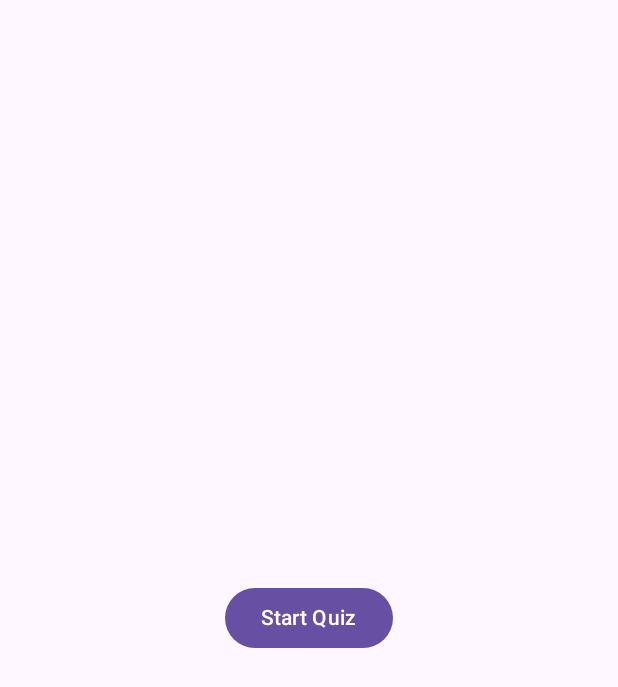
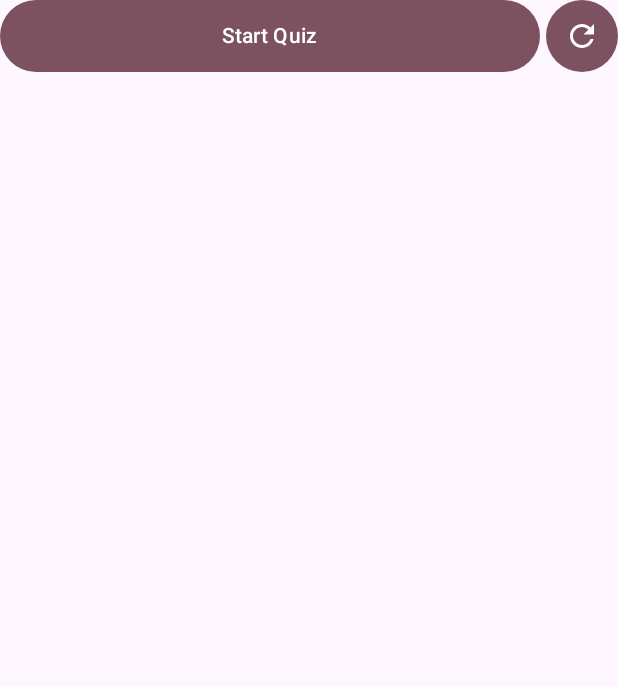
Before and after one commit to iYzee23/pmu-project, an Android app built with Jetpack Compose: the composable QuizComponent called with empty values, on a phone screen of 412 x 824 dp. Shown: the top 687 px of the screen. Run offline under Robolectric (Android 15) with nearby library versions, the phone set to English and light mode, and no system bars; our stand-ins replace livedata-compose; 3 statements that could not run were skipped.

Commit message:
Finished all the fixups.

```diff
--- a/app/src/main/java/com/example/rad/quiz/QuizComponent.kt
+++ b/app/src/main/java/com/example/rad/quiz/QuizComponent.kt
@@ -1,19 +1,33 @@
 package com.example.rad.quiz
 
+import androidx.compose.foundation.background
 import androidx.compose.foundation.layout.Arrangement
-import androidx.compose.foundation.layout.Column
-import androidx.compose.foundation.layout.fillMaxSize
-import androidx.compose.foundation.layout.padding
+import androidx.compose.foundation.layout.Row
+import androidx.compose.foundation.layout.Spacer
+import androidx.compose.foundation.layout.fillMaxWidth
+import androidx.compose.foundation.layout.height
+import androidx.compose.foundation.layout.size
+import androidx.compose.foundation.layout.width
+import androidx.compose.foundation.shape.CircleShape
+import androidx.compose.material.icons.Icons
+import androidx.compose.material.icons.filled.Refresh
 import androidx.compose.material3.Button
+import androidx.compose.material3.ButtonDefaults
+import androidx.compose.material3.Icon
+import androidx.compose.material3.IconButton
+import androidx.compose.material3.MaterialTheme
 import androidx.compose.material3.Text
 import androidx.compose.runtime.Composable
 import androidx.compose.runtime.getValue
+import androidx.compose.runtime.livedata.observeAsState
 import androidx.compose.runtime.mutableStateOf
 import androidx.compose.runtime.remember
 import androidx.compose.runtime.setValue
 import androidx.compose.ui.Alignment
 import androidx.compose.ui.Modifier
+import androidx.compose.ui.graphics.Color
 import androidx.compose.ui.unit.dp
+import com.example.rad.chatgpt.ChatViewModel
 import com.example.rad.database.DatabaseViewModel
 import com.example.rad.database.QuizHistory
 import com.google.gson.Gson
@@ -25,21 +39,52 @@ import java.util.Locale
 fun QuizComponent(
     quiz: List<Question>,
     algorithmName: String,
-    databaseViewModel: DatabaseViewModel
+    databaseViewModel: DatabaseViewModel,
+    chatViewModel: ChatViewModel,
+    onGenerateNewQuiz: () -> Unit,
 ) {
     var showQuizModal by remember { mutableStateOf(false) }
     var quizCompleted by remember { mutableStateOf(false) }
     var score by remember { mutableStateOf(0) }
 
-    Column(
+    val isLoading by chatViewModel.isLoading.observeAsState(false)
+
+    Row(
         modifier = Modifier
-            .fillMaxSize()
-            .padding(16.dp),
-        horizontalAlignment = Alignment.CenterHorizontally,
-        verticalArrangement = Arrangement.Center
+            .fillMaxWidth(),
+        verticalAlignment = Alignment.CenterVertically,
+        horizontalArrangement = Arrangement.SpaceBetween
     ) {
-        Button(onClick = { showQuizModal = true }) {
+        Button(
+            modifier = Modifier
+                .weight(0.85f)
+                .height(48.dp),
+            onClick = { showQuizModal = true },
+            colors = ButtonDefaults.buttonColors(
+                containerColor = MaterialTheme.colorScheme.tertiary
+            )
+        ) {
             Text(text = if (quizCompleted) "Show Quiz Result" else "Start Quiz")
+        }
+
+        Spacer(modifier = Modifier.width(4.dp))
+
+        IconButton(
+            modifier = Modifier
+                .size(48.dp)
+                .background(
+                    if (!isLoading) MaterialTheme.colorScheme.tertiary else Color.LightGray,
+                    shape = CircleShape
+                ),
+            onClick = { onGenerateNewQuiz() },
+            enabled = !isLoading
+        ) {
+            Icon(
+                imageVector = Icons.Default.Refresh,
+                contentDescription = "Generate New Quiz",
+                tint = MaterialTheme.colorScheme.onTertiary
+            )
+        }
     }
 
     if (showQuizModal) {
@@ -55,7 +100,10 @@ fun QuizComponent(
                 val quizQuestionsJson = Gson().toJson(quiz)
                 val quizAnswersJson = Gson().toJson(selectedAnswersMap)
 
-                    val dateTaken = SimpleDateFormat("yyyy-MM-dd HH:mm:ss", Locale.getDefault()).format(Date())
+                val dateTaken = SimpleDateFormat(
+                    "yyyy-MM-dd HH:mm:ss",
+                    Locale.getDefault()).format(Date()
+                )
                 val quizHistory = QuizHistory(
                     algorithmName = algorithmName,
                     dateTaken = dateTaken,
@@ -68,4 +116,3 @@ fun QuizComponent(
         )
     }
 }
-}
```
Also changed, not shown: app/src/main/java/com/example/rad/chatgpt/ChatRepository.kt (+24 -47 lines), app/src/main/java/com/example/rad/chatgpt/ChatViewModel.kt (+51 -2 lines), app/src/main/java/com/example/rad/complexity/AlgorithmComponent.kt (+13 -7 lines), app/src/main/java/com/example/rad/database/InformationAndQuizScreen.kt (+85 -46 lines), app/src/main/java/com/example/rad/main/MainScreen.kt (+21 -3 lines), app/src/main/java/com/example/rad/similarity/ComparisonComponent.kt (+12 -7 lines). Lines whose indentation alone changed are shown as unchanged.
